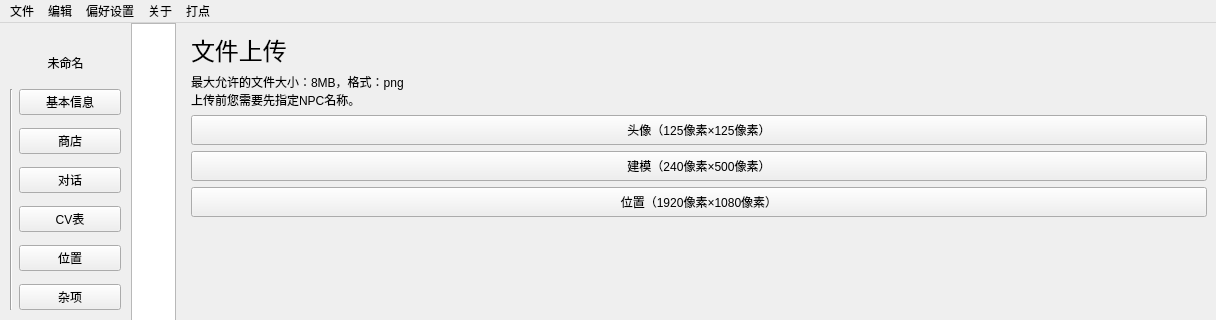
Qt form Visual-Editor/mainwindow.ui (Marcus-P-114514/Genshin-Impact-BWiKi-NPC-Editor) before a commit; both pictures show x 0 to 1216 and y 0 to 320 of the 1216 by 736 pixel window.
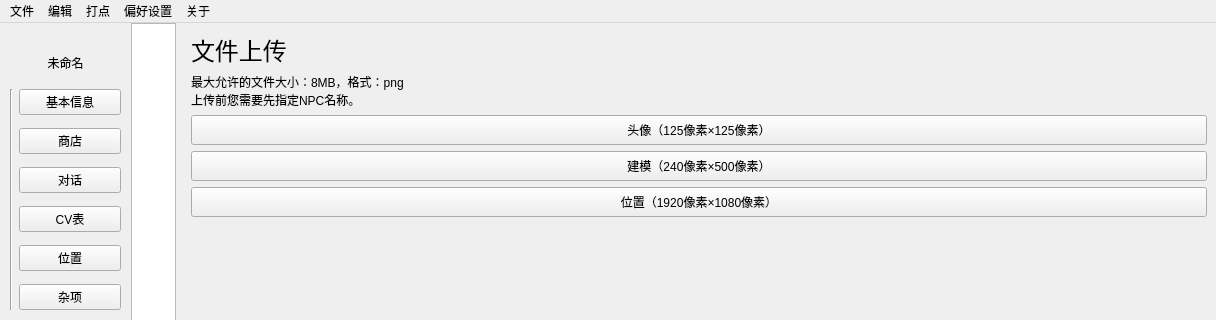
The same form after that commit.

The edit to the form file:
```diff
--- a/Visual-Editor/mainwindow.ui
+++ b/Visual-Editor/mainwindow.ui
@@ -2442,9 +2442,9 @@
    </widget>
    <addaction name="menuqqq"/>
    <addaction name="menu"/>
+   <addaction name="menu_4"/>
    <addaction name="menu_2"/>
    <addaction name="menu_3"/>
-   <addaction name="menu_4"/>
   </widget>
   <action name="action_placeholder">
    <property name="text">
```
Left out of the diff: 15 changed lines with no effect on the pictures.
